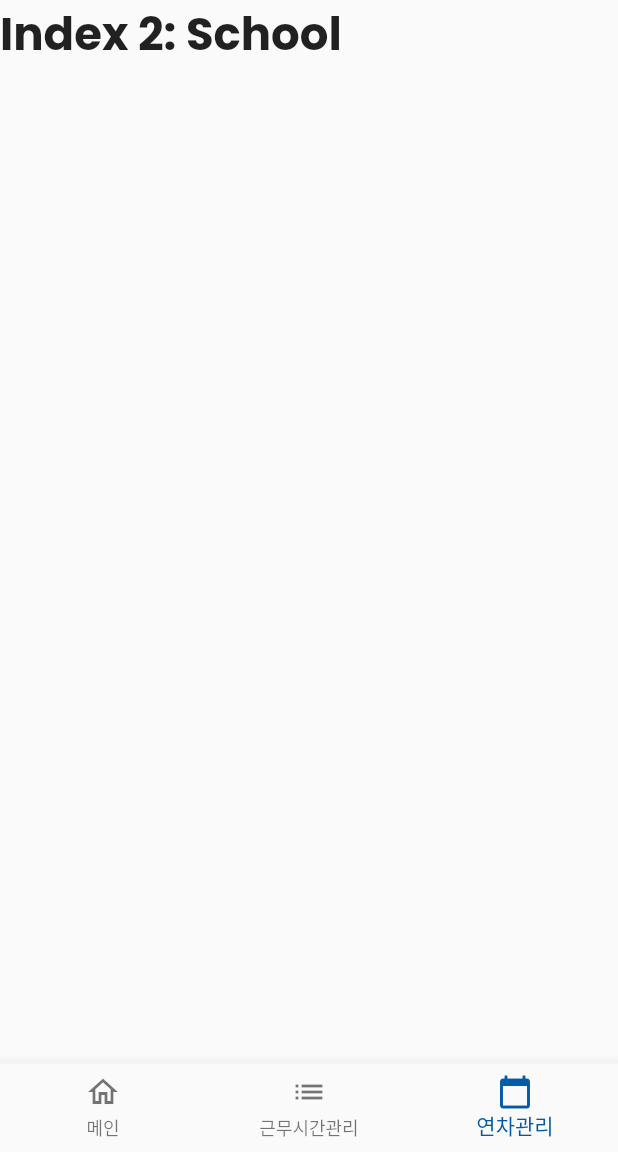
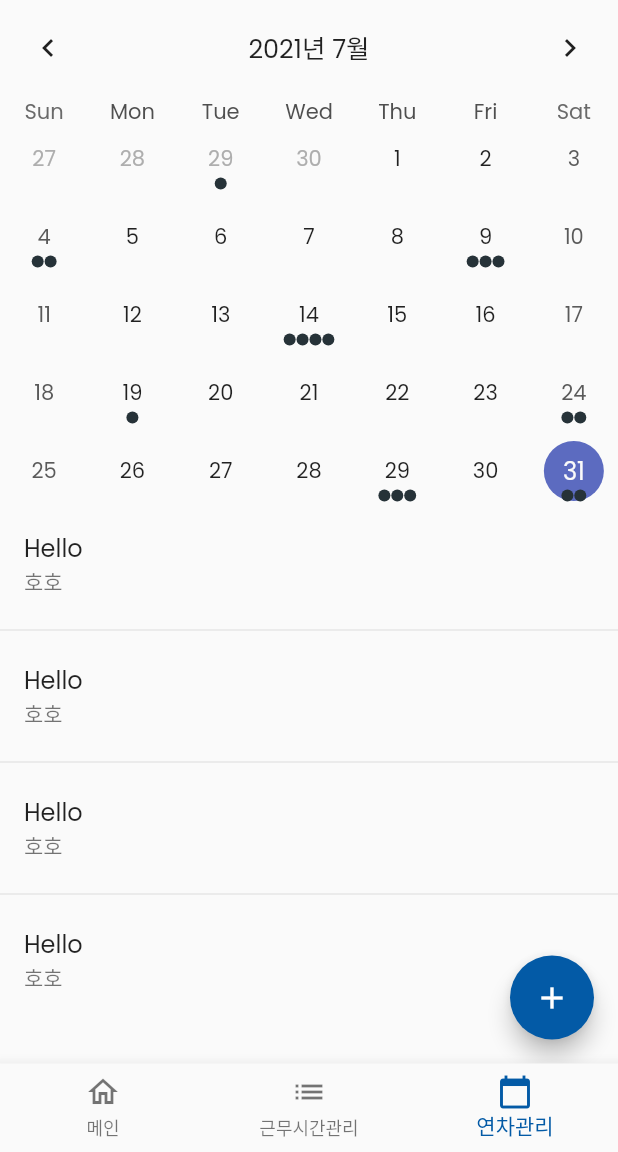
Before and after one commit to fepanbr/work_app, a Flutter app: the screen it shows once a user with an empty profile is signed in, item 3 of the bottom bar chosen, on a phone screen of 412 x 824 dp, the part 84-1236 px from its top. Run offline on Flutter 3.47's test engine with Material 2 defaults, Android fonts, the phone set to English and light mode, and no system bars; drawn by our look-alikes of table_calendar; our stand-ins replace cloud_firestore, firebase_auth, firebase_core, fluttertoast, get, google_fonts and 2 more; accounts and stored records are empty.

Commit message:
[기능추가] 연차관리 페이지 추가

```diff
--- a/lib/homePage.dart
+++ b/lib/homePage.dart
@@ -2,6 +2,7 @@ import 'package:commute_app/constants.dart';
 import 'package:commute_app/pages/loginPage.dart';
 import 'package:commute_app/pages/mainPage.dart';
 import 'package:commute_app/pages/weeklyWorkPage.dart';
+import 'package:commute_app/pages/yearOffMgmtPage.dart';
 import 'package:firebase_auth/firebase_auth.dart';
 import 'package:flutter/material.dart';
 import 'package:flutter/services.dart';
@@ -16,27 +17,29 @@ class _HomePageState extends State<HomePage>
   late TabController tabController;
   List<Tab> tabs = [];
   int _selectedIndex = 0;
-  static const TextStyle optionStyle =
-      TextStyle(fontSize: 30, fontWeight: FontWeight.bold);
+  // static const TextStyle optionStyle =
+  //     TextStyle(fontSize: 30, fontWeight: FontWeight.bold);
   static List<Widget> _widgetOptions = <Widget>[
     MainPage(),
     WeeklyWorkPage(),
-    Text(
-      'Index 2: School',
-      style: optionStyle,
-    ),
+    YearOffWorkMgmtPage(),
   ];
+
+  @override
+  void initState() {
+    super.initState();
+    tabController = TabController(length: 3, vsync: this);
+  }
+
+  @override
+  void dispose() {
+    super.dispose();
+  }
 
   void _onItemTapped(int index) {
     setState(() {
       _selectedIndex = index;
     });
-  }
-
-  @override
-  void initState() {
-    super.initState();
-    tabController = TabController(length: 3, vsync: this);
   }
 
   @override
--- /dev/null
+++ b/lib/pages/yearOffMgmtPage.dart
@@ -0,0 +1,130 @@
+import 'dart:collection';
+
+import 'package:flutter/material.dart';
+import 'package:intl/intl.dart';
+import 'package:table_calendar/table_calendar.dart';
+
+class YearOffWorkMgmtPage extends StatefulWidget {
+  @override
+  _YearOffWorkMgmtPageState createState() => _YearOffWorkMgmtPageState();
+}
+
+class _YearOffWorkMgmtPageState extends State<YearOffWorkMgmtPage> {
+  late final ValueNotifier<List<Event>> _selectedEvents;
+
+  CalendarFormat _calendarFormat = CalendarFormat.month;
+  DateTime _focusedDay = DateTime.now();
+  DateTime? _selectedDay = DateTime.now();
+
+  @override
+  void initState() {
+    super.initState();
+    _selectedEvents = ValueNotifier(_getEventsForDay(_selectedDay!));
+  }
+
+  List<Event> _getEventsForDay(DateTime day) {
+    // Implementation example
+    return kEvents[day] ?? [];
+  }
+
+  @override
+  Widget build(BuildContext context) {
+    return Scaffold(
+      body: Column(
+        children: [
+          TableCalendar(
+            eventLoader: _getEventsForDay,
+            firstDay: DateTime.utc(2017, 1, 1),
+            lastDay: DateTime.utc(2030, 1, 1),
+            focusedDay: _focusedDay,
+            headerStyle: HeaderStyle(
+              formatButtonVisible: false,
+              titleCentered: true,
+              titleTextFormatter: (date, locale) =>
+                  DateFormat('yyyy년 M월').format(date),
+            ),
+            calendarFormat: _calendarFormat,
+            selectedDayPredicate: (day) {
+              // Use `selectedDayPredicate` to determine which day is currently selected.
+              // If this returns true, then `day` will be marked as selected.
+
+              // Using `isSameDay` is recommended to disregard-
+              // the time-part of compared DateTime objects.
+              return isSameDay(_selectedDay, day);
+            },
+            onDaySelected: (selectedDay, focusedDay) {
+              if (!isSameDay(_selectedDay, selectedDay)) {
+                // Call `setState()` when updating the selected day
+                setState(() {
+                  _selectedDay = selectedDay;
+                  _focusedDay = focusedDay;
+                });
+              }
+            },
+            onFormatChanged: (format) {
+              if (_calendarFormat != format) {
+                // Call `setState()` when updating calendar format
+                setState(() {
+                  _calendarFormat = format;
+                });
+              }
+            },
+            onPageChanged: (focusedDay) {
+              // No need to call `setState()` here
+              _focusedDay = focusedDay;
+            },
+          ),
+          Container(
+            height: MediaQuery.of(context).size.height * 5 / 12,
+            child: ListView.separated(
+              itemBuilder: (context, index) {
+                return ListTile(
+                  title: Text("Hello"),
+                  subtitle: Text('호호'),
+                );
+              },
+              separatorBuilder: (_, index) => Divider(),
+              itemCount: 10,
+            ),
+          )
+        ],
+      ),
+      floatingActionButton: FloatingActionButton(
+        onPressed: () {},
+        child: Icon(Icons.add),
+      ),
+    );
+  }
+}
+
+class Event {
+  final String title;
+
+  const Event(this.title);
+
+  @override
+  String toString() => title;
+}
+
+final kEvents = LinkedHashMap<DateTime, List<Event>>(
+  equals: isSameDay,
+  hashCode: getHashCode,
+)..addAll(_kEventSource);
+
+final _kEventSource = Map.fromIterable(List.generate(50, (index) => index),
+    key: (item) => DateTime.utc(kFirstDay.year, kFirstDay.month, item * 5),
+    value: (item) => List.generate(
+        item % 4 + 1, (index) => Event('Event $item | ${index + 1}')))
+  ..addAll({
+    kToday: [
+      Event('Today\'s Event 1'),
+      Event('Today\'s Event 2'),
+    ],
+  });
+
+final kToday = DateTime.now();
+final kFirstDay = DateTime(kToday.year, kToday.month - 3, kToday.day);
+final kLastDay = DateTime(kToday.year, kToday.month + 3, kToday.day);
+int getHashCode(DateTime key) {
+  return key.day * 1000000 + key.month * 10000 + key.year;
+}
--- a/pubspec.yaml
+++ b/pubspec.yaml
@@ -37,6 +37,7 @@ dependencies:
   cloud_firestore: ^2.2.2
   fluttertoast: ^8.0.7
   intl: ^0.17.0
+  table_calendar: ^3.0.1
 
 dev_dependencies:
   flutter_test:
```
Also changed, not shown: lib/components/workingBar.dart (+27 -3 lines), pubspec.lock.
